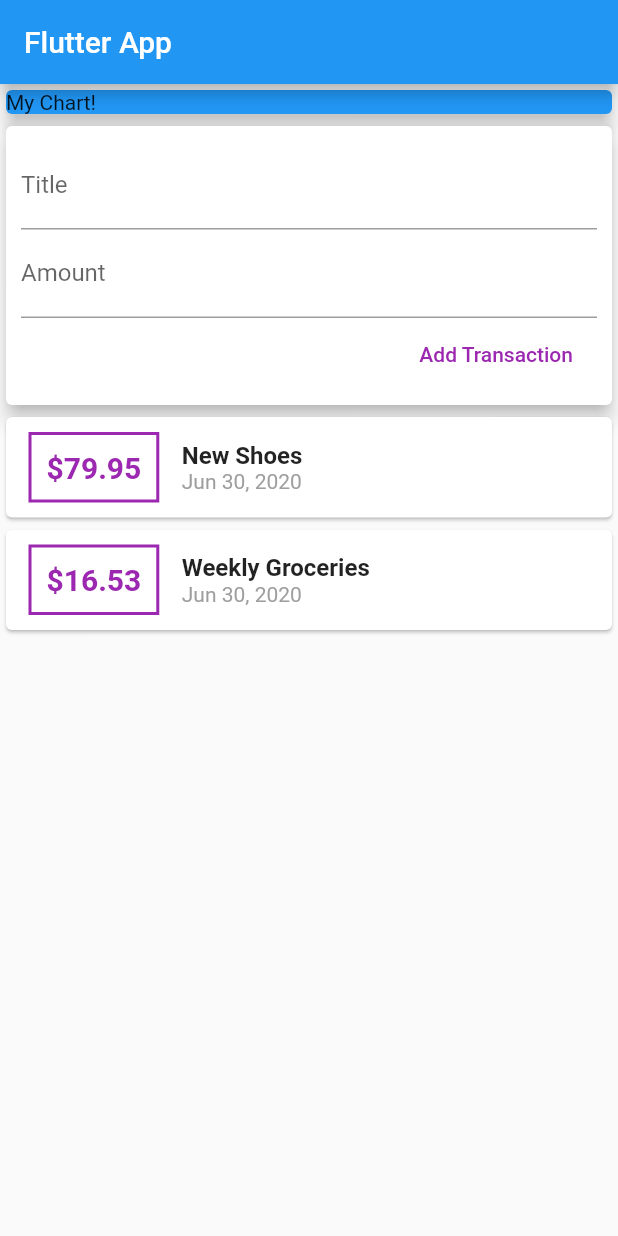
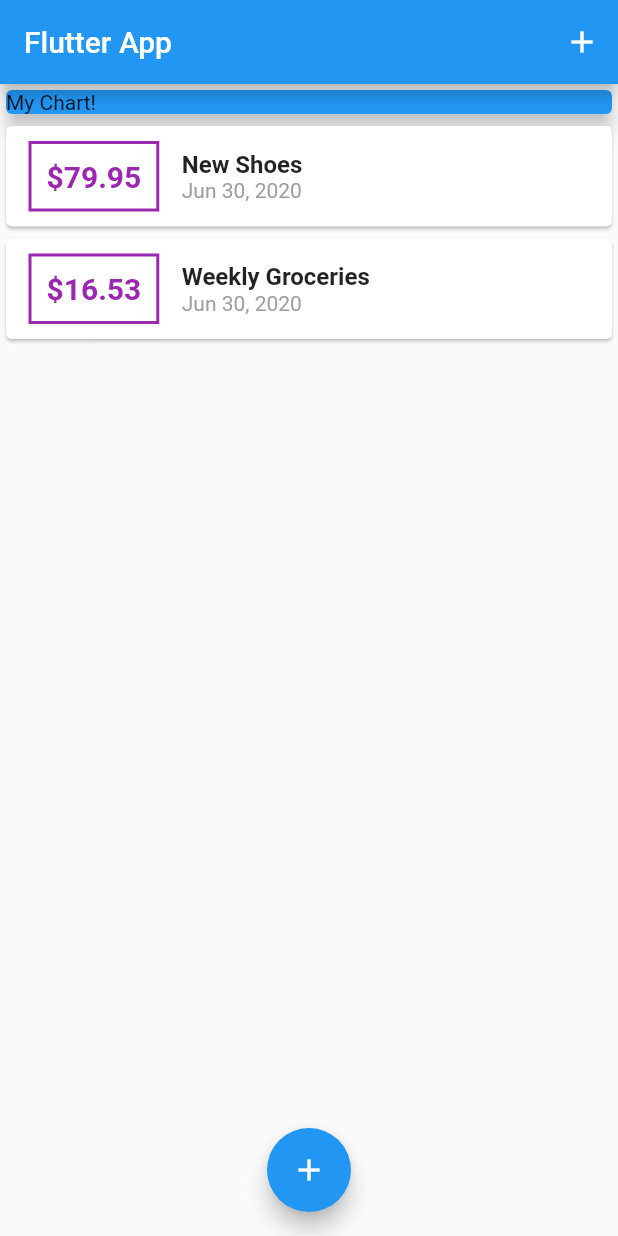
Before and after one commit to alexsilva75/flutter_my_expenses_app, a Flutter app: the screen it shows after launch, on a phone screen of 412 x 824 dp. Run offline on Flutter 3.47's test engine with Material 2 defaults, Android fonts, the phone set to English and light mode, and no system bars.

Commit message:
Adding floating action button; deleting user_transaction.dart

```diff
--- a/lib/main.dart
+++ b/lib/main.dart
@@ -1,5 +1,8 @@
 import 'package:flutter/material.dart';
-import './widgets/user_transactions.dart';
+import 'package:my_expenses_app/widgets/transaction_list.dart';
+//import './widgets/user_transactions.dart';
+import './widgets/new_transaction.dart';
+import './models/transaction.dart';
 
 void main() {
   runApp(MyApp());
@@ -15,12 +18,66 @@ class MyApp extends StatelessWidget {
   }
 }
 
-class MyHomePage extends StatelessWidget {
+class MyHomePage extends StatefulWidget {
+  @override
+  _MyHomePageState createState() => _MyHomePageState();
+}
+
+class _MyHomePageState extends State<MyHomePage> {
+  final titleController = TextEditingController();
+  final amountController = TextEditingController();
+
+  final List<Transaction> _userTransactions = [
+    Transaction(
+      id: 't1',
+      title: 'New Shoes',
+      amount: 79.95,
+      date: DateTime.now(),
+    ),
+    Transaction(
+      id: 't2',
+      title: 'Weekly Groceries',
+      amount: 16.53,
+      date: DateTime.now(),
+    ),
+  ];
+
+  void _addNewTransaction(String title, double amount) {
+    final newTx = Transaction(
+        title: title,
+        amount: amount,
+        date: DateTime.now(),
+        id: DateTime.now().toString());
+
+    setState(() {
+      _userTransactions.add(newTx);
+    });
+  }
+
+  void _startAddNewTransaction(BuildContext ctx) {
+    showModalBottomSheet(
+      context: ctx,
+      builder: (_) {
+        return GestureDetector(
+          onTap: () {},
+          child: NewTransaction(_addNewTransaction),
+          behavior: HitTestBehavior.opaque,
+        );
+      },
+    );
+  }
+
   @override
   Widget build(BuildContext context) {
     return Scaffold(
       appBar: AppBar(
         title: Text('Flutter App'),
+        actions: <Widget>[
+          IconButton(
+            icon: Icon(Icons.add),
+            onPressed: () => _startAddNewTransaction(context),
+          )
+        ],
       ),
       body: SingleChildScrollView(
         child: Column(
@@ -35,9 +92,14 @@ class MyHomePage extends StatelessWidget {
                 elevation: 5,
               ),
             ),
-            UserTransactions(),
+            TransactionList(_userTransactions),
           ],
         ),
+      ),
+      floatingActionButtonLocation: FloatingActionButtonLocation.centerFloat,
+      floatingActionButton: FloatingActionButton(
+        child: Icon(Icons.add),
+        onPressed: () => _startAddNewTransaction(context),
       ),
     );
   }
--- a/lib/widgets/transaction_list.dart
+++ b/lib/widgets/transaction_list.dart
@@ -29,7 +29,7 @@ class TransactionList extends StatelessWidget {
                   ),
                   padding: EdgeInsets.all(10),
                   child: Text(
-                    '\$${userTransactions[index].amount}',
+                    '\$${userTransactions[index].amount.toStringAsFixed(2)}',
                     style: TextStyle(
                       fontWeight: FontWeight.bold,
                       fontSize: 20,
--- a/lib/widgets/user_transactions.dart
+++ b/lib/widgets/user_transactions.dart
@@ -9,38 +9,11 @@ class UserTransactions extends StatefulWidget {
 }
 
 class _UserTransactionsState extends State<UserTransactions> {
-  final List<Transaction> _userTransactions = [
-    Transaction(
-      id: 't1',
-      title: 'New Shoes',
-      amount: 79.95,
-      date: DateTime.now(),
-    ),
-    Transaction(
-      id: 't2',
-      title: 'Weekly Groceries',
-      amount: 16.53,
-      date: DateTime.now(),
-    ),
-  ];
-
-  void _addNewTransaction(String title, double amount) {
-    final newTx = Transaction(
-        title: title,
-        amount: amount,
-        date: DateTime.now(),
-        id: DateTime.now().toString());
-
-    setState(() {
-      _userTransactions.add(newTx);
-    });
-  }
-
   @override
   Widget build(BuildContext context) {
     return Column(children: [
-      NewTransaction(_addNewTransaction),
-      TransactionList(_userTransactions),
+      // NewTransaction(_addNewTransaction),
+      // TransactionList(_userTransactions),
     ]);
   }
 }
```
Also changed, not shown: lib/widgets/new_transaction.dart (+35 -9 lines).
